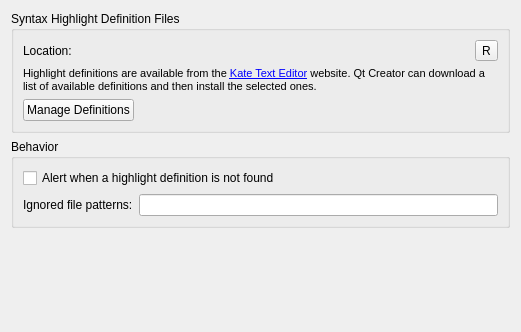
Old version of the form src/plugins/texteditor/generichighlighter/highlightersettingspage.ui in the repository qt-creator/qt-creator.
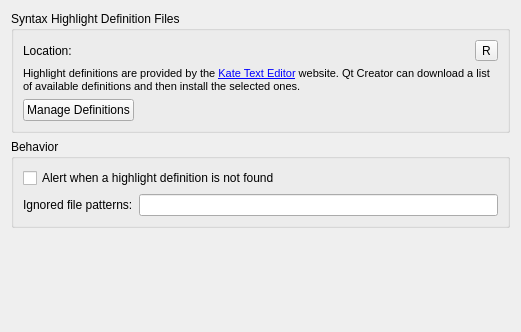
New version of the form. Icons and pictures are not drawn. Custom widgets are drawn as their Qt base class.

Commit message: Highlighter settings: Fix broken link.

Patch:
```diff
--- a/src/plugins/texteditor/generichighlighter/highlightersettingspage.ui
+++ b/src/plugins/texteditor/generichighlighter/highlightersettingspage.ui
@@ -65,7 +65,7 @@
 &lt;html&gt;&lt;head&gt;&lt;meta name=&quot;qrichtext&quot; content=&quot;1&quot; /&gt;&lt;style type=&quot;text/css&quot;&gt;
 p, li { white-space: pre-wrap; }
 &lt;/style&gt;&lt;/head&gt;&lt;body style=&quot; font-family:'MS Shell Dlg 2'; font-size:8.25pt; font-weight:400; font-style:normal;&quot;&gt;
-&lt;p style=&quot; margin-top:0px; margin-bottom:0px; margin-left:0px; margin-right:0px; -qt-block-indent:0; text-indent:0px;&quot;&gt;&lt;span style=&quot; font-size:8pt;&quot;&gt;Highlight definitions are available from the &lt;/span&gt;&lt;a href=&quot;http://kate-editor.org/downloads/syntax_highlighting?kateversion=3.2&quot;&gt;&lt;span style=&quot; font-size:8pt; text-decoration: underline; color:#0000ff;&quot;&gt;Kate Text Editor&lt;/span&gt;&lt;/a&gt;&lt;span style=&quot; font-size:8pt;&quot;&gt; website. Qt Creator can download a list of available definitions and then install the selected ones.&lt;/span&gt;&lt;/p&gt;&lt;/body&gt;&lt;/html&gt;</string>
+&lt;p style=&quot; margin-top:0px; margin-bottom:0px; margin-left:0px; margin-right:0px; -qt-block-indent:0; text-indent:0px;&quot;&gt;&lt;span style=&quot; font-size:8pt;&quot;&gt;Highlight definitions are provided by the &lt;/span&gt;&lt;a href=&quot;http://kate-editor.org/&quot;&gt;&lt;span style=&quot; font-size:8pt; text-decoration: underline; color:#0000ff;&quot;&gt;Kate Text Editor&lt;/span&gt;&lt;/a&gt;&lt;span style=&quot; font-size:8pt;&quot;&gt; website. Qt Creator can download a list of available definitions and then install the selected ones.&lt;/span&gt;&lt;/p&gt;&lt;/body&gt;&lt;/html&gt;</string>
         </property>
         <property name="textFormat">
          <enum>Qt::RichText</enum>
```
